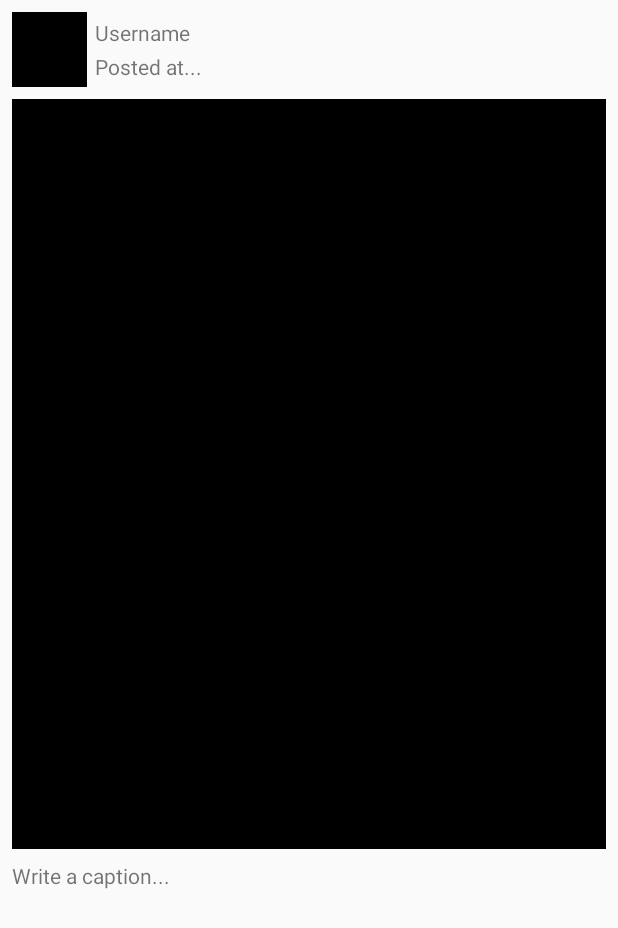
After one commit to mangotapioca13/Instagram_parse, an Android app: the PostActivity screen opened directly, with no data from a screen before it, on a phone screen of 412 x 824 dp. The commit adds this screen. Shown: the top 928 px of the screen. Run offline under Robolectric (Android 15) with nearby library versions, the phone set to English and light mode, and no system bars; libraries missing offline, so code that uses them is left out: org.parceler; pictures from the network do not load; 5 statements that could not run were skipped.

Commit message:
post detail configuration completed

```diff
--- a/app/build.gradle
+++ b/app/build.gradle
@@ -45,6 +45,10 @@ dependencies {
     implementation 'com.github.bumptech.glide:glide:3.8.0'
     implementation 'jp.wasabeef:glide-transformations:2.0.2'
 
+    // Parcelable
+    implementation 'org.parceler:parceler-api:1.1.12'
+    annotationProcessor 'org.parceler:parceler:1.1.12'
+
     testImplementation 'junit:junit:4.12'
     androidTestImplementation 'com.android.support.test:runner:1.0.2'
     androidTestImplementation 'com.android.support.test.espresso:espresso-core:3.0.2'
--- a/app/src/main/AndroidManifest.xml
+++ b/app/src/main/AndroidManifest.xml
@@ -14,6 +14,7 @@
         android:supportsRtl="true"
         android:theme="@style/AppTheme"
         android:usesCleartextTraffic="true">
+        <activity android:name=".PostActivity"></activity>
         <!-- make sure within the application tag, otherwise app will crash with XmlResourceParser errors -->
         <provider
             android:name="android.support.v4.content.FileProvider"
--- /dev/null
+++ b/app/src/main/java/com/example/instagram/PostActivity.java
@@ -0,0 +1,47 @@
+package com.example.instagram;
+
+import android.os.Bundle;
+import android.support.v7.app.AppCompatActivity;
+import android.widget.ImageView;
+import android.widget.TextView;
+
+import com.bumptech.glide.Glide;
+import com.example.instagram.model.Post;
+
+import org.parceler.Parcels;
+
+public class PostActivity extends AppCompatActivity {
+
+    private TextView tvUsername;
+    private TextView tvTimeAgo;
+    private TextView tvDescription;
+    private ImageView ivPostImage;
+    private ImageView ivProfileImage;
+    private Post post;
+
+    @Override
+    protected void onCreate(Bundle savedInstanceState) {
+        super.onCreate(savedInstanceState);
+        setContentView(R.layout.activity_post);
+
+        tvUsername = (TextView) findViewById(R.id.tvUsername);
+        tvTimeAgo = (TextView) findViewById(R.id.tvTimeAgo);
+        tvDescription = (TextView) findViewById(R.id.tvDescription);
+        ivPostImage = (ImageView) findViewById(R.id.ivPostImage);
+        ivProfileImage = (ImageView) findViewById(R.id.ivProfileImage);
+
+        // extract post object from intent extras
+        post = (Post) Parcels.unwrap(getIntent().getParcelableExtra(Post.class.getSimpleName()));
+
+        // use post extra to populate data into views
+        tvUsername.setText(post.getUser().getUsername());
+        tvTimeAgo.setText("Posted " + post.getTimeAgo());
+        tvDescription.setText(post.getDescription());
+
+        if (post.getImage() != null) {
+            Glide.with(this)
+                    .load(post.getImage().getUrl())
+                    .into(ivPostImage);
+        }
+    }
+}
--- a/app/src/main/java/com/example/instagram/PostAdapter.java
+++ b/app/src/main/java/com/example/instagram/PostAdapter.java
@@ -1,6 +1,7 @@
 package com.example.instagram;
 
 import android.content.Context;
+import android.content.Intent;
 import android.support.annotation.NonNull;
 import android.support.v7.widget.RecyclerView;
 import android.view.LayoutInflater;
@@ -12,6 +13,8 @@ import android.widget.TextView;
 import com.bumptech.glide.Glide;
 import com.example.instagram.model.Post;
 import com.parse.ParseFile;
+
+import org.parceler.Parcels;
 
 import java.util.List;
 
@@ -50,7 +53,7 @@ public class PostAdapter extends RecyclerView.Adapter<PostAdapter.ViewHolder> {
         return new ViewHolder(view);
     }
 
-    public class ViewHolder extends RecyclerView.ViewHolder {
+    public class ViewHolder extends RecyclerView.ViewHolder implements View.OnClickListener {
 
         private TextView tvUserName;
         private TextView tvTimeAgo;
@@ -65,12 +68,15 @@ public class PostAdapter extends RecyclerView.Adapter<PostAdapter.ViewHolder> {
             tvTimeAgo = (TextView) itemView.findViewById(R.id.tvTimeAgo);
             tvDescription = (TextView) itemView.findViewById(R.id.tvDescription);
             ivPostImage = (ImageView) itemView.findViewById(R.id.ivPostImage);
+
+            // attach a click listener to the entire row view
+            itemView.setOnClickListener((View.OnClickListener)this);
         }
 
         public void bind(Post post) {
             tvUserName.setText(post.getUser().getUsername());
             tvDescription.setText(post.getDescription());
-            tvTimeAgo.setText(post.getTimeAgo());
+            tvTimeAgo.setText("Posted " + post.getTimeAgo());
 
             ParseFile image = post.getImage();
             if (image != null) {
@@ -79,5 +85,19 @@ public class PostAdapter extends RecyclerView.Adapter<PostAdapter.ViewHolder> {
                         .into(ivPostImage);
             }
         }
+
+        // handles the row being clicked
+        @Override
+        public void onClick(View view) {
+            int position = getAdapterPosition();
+            if (position != RecyclerView.NO_POSITION) {
+                Post post = mPostsList.get(position);
+
+                // create intent for the new activity
+                Intent intent = new Intent(context, PostActivity.class);
+                intent.putExtra(Post.class.getSimpleName(), Parcels.wrap(post));
+                context.startActivity(intent);
+            }
+        }
     }
 }
--- a/app/src/main/java/com/example/instagram/model/Post.java
+++ b/app/src/main/java/com/example/instagram/model/Post.java
@@ -11,6 +11,7 @@ import java.text.ParseException;
 import java.text.SimpleDateFormat;
 import java.util.Locale;
 
+//@Parcel
 @ParseClassName("Post")
 public class Post extends ParseObject {
 
@@ -18,6 +19,8 @@ public class Post extends ParseObject {
     public static final String KEY_CREATED_AT = "createdAt";
     public static final String KEY_IMAGE = "image";
     public static final String KEY_USER = "user";
+
+    public Post() { }
 
     // getter methods
     public String getDescription() {
--- /dev/null
+++ b/app/src/main/res/layout/activity_post.xml
@@ -0,0 +1,64 @@
+<?xml version="1.0" encoding="utf-8"?>
+<android.support.constraint.ConstraintLayout xmlns:android="http://schemas.android.com/apk/res/android"
+    xmlns:app="http://schemas.android.com/apk/res-auto"
+    xmlns:tools="http://schemas.android.com/tools"
+    android:layout_width="match_parent"
+    android:layout_height="match_parent"
+    tools:context=".PostActivity">
+
+    <ImageView
+        android:id="@+id/ivProfileImage"
+        android:layout_width="50dp"
+        android:layout_height="50dp"
+        android:layout_marginStart="8dp"
+        android:layout_marginTop="8dp"
+        android:background="@color/black"
+        app:layout_constraintStart_toStartOf="parent"
+        app:layout_constraintTop_toTopOf="parent" />
+
+    <TextView
+        android:id="@+id/tvUsername"
+        android:layout_width="wrap_content"
+        android:layout_height="wrap_content"
+        android:layout_marginStart="5dp"
+        android:layout_marginTop="12dp"
+        android:text="@string/username"
+        app:layout_constraintStart_toEndOf="@+id/ivProfileImage"
+        app:layout_constraintTop_toTopOf="parent" />
+
+    <TextView
+        android:id="@+id/tvTimeAgo"
+        android:layout_width="wrap_content"
+        android:layout_height="wrap_content"
+        android:layout_marginStart="5dp"
+        android:layout_marginTop="3dp"
+        android:text="Posted at..."
+        app:layout_constraintStart_toEndOf="@+id/ivProfileImage"
+        app:layout_constraintTop_toBottomOf="@+id/tvUsername" />
+
+    <TextView
+        android:id="@+id/tvDescription"
+        android:layout_width="0dp"
+        android:layout_height="wrap_content"
+        android:layout_marginStart="8dp"
+        android:layout_marginTop="8dp"
+        android:layout_marginEnd="8dp"
+        android:text="@string/description"
+        app:layout_constraintEnd_toEndOf="parent"
+        app:layout_constraintStart_toStartOf="parent"
+        app:layout_constraintTop_toBottomOf="@+id/ivPostImage" />
+
+    <ImageView
+        android:id="@+id/ivPostImage"
+        android:layout_width="0dp"
+        android:layout_height="500dp"
+        android:layout_marginStart="8dp"
+        android:layout_marginTop="8dp"
+        android:layout_marginEnd="8dp"
+        android:scaleType="centerCrop"
+        app:layout_constraintEnd_toEndOf="parent"
+        app:layout_constraintStart_toStartOf="parent"
+        app:layout_constraintTop_toBottomOf="@+id/ivProfileImage"
+        app:srcCompat="@android:color/black" />
+
+</android.support.constraint.ConstraintLayout>
```
